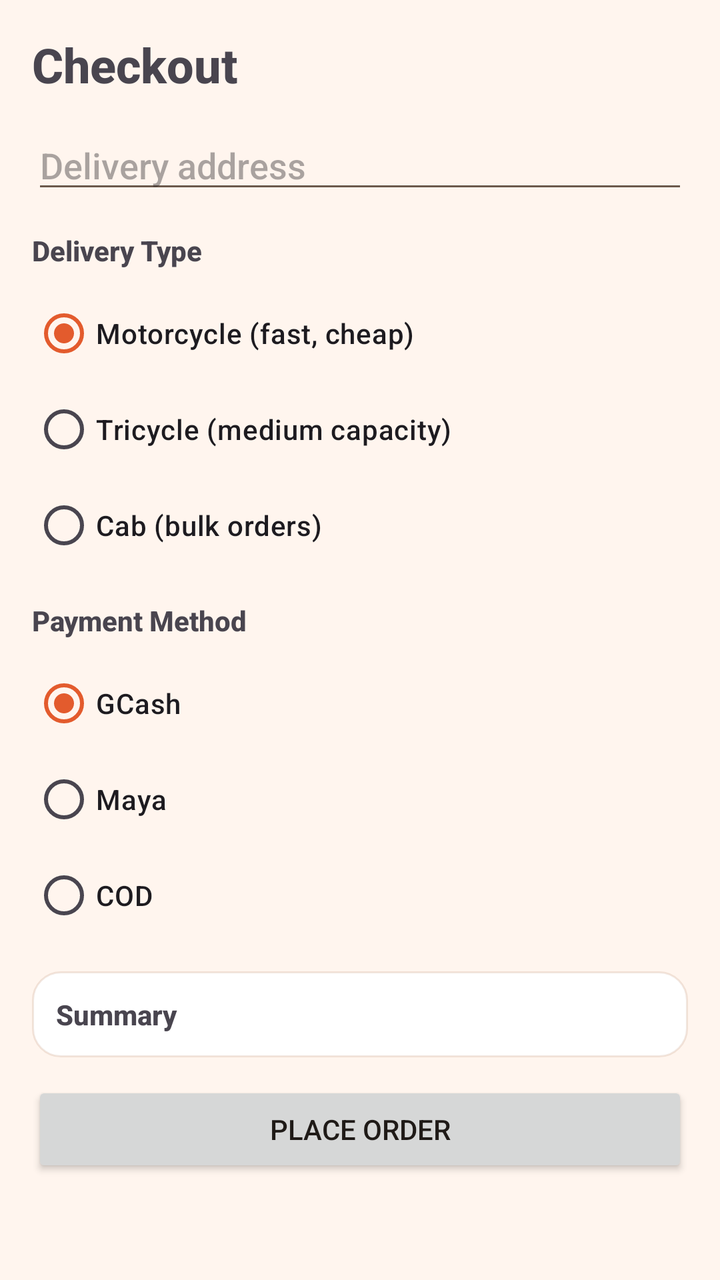
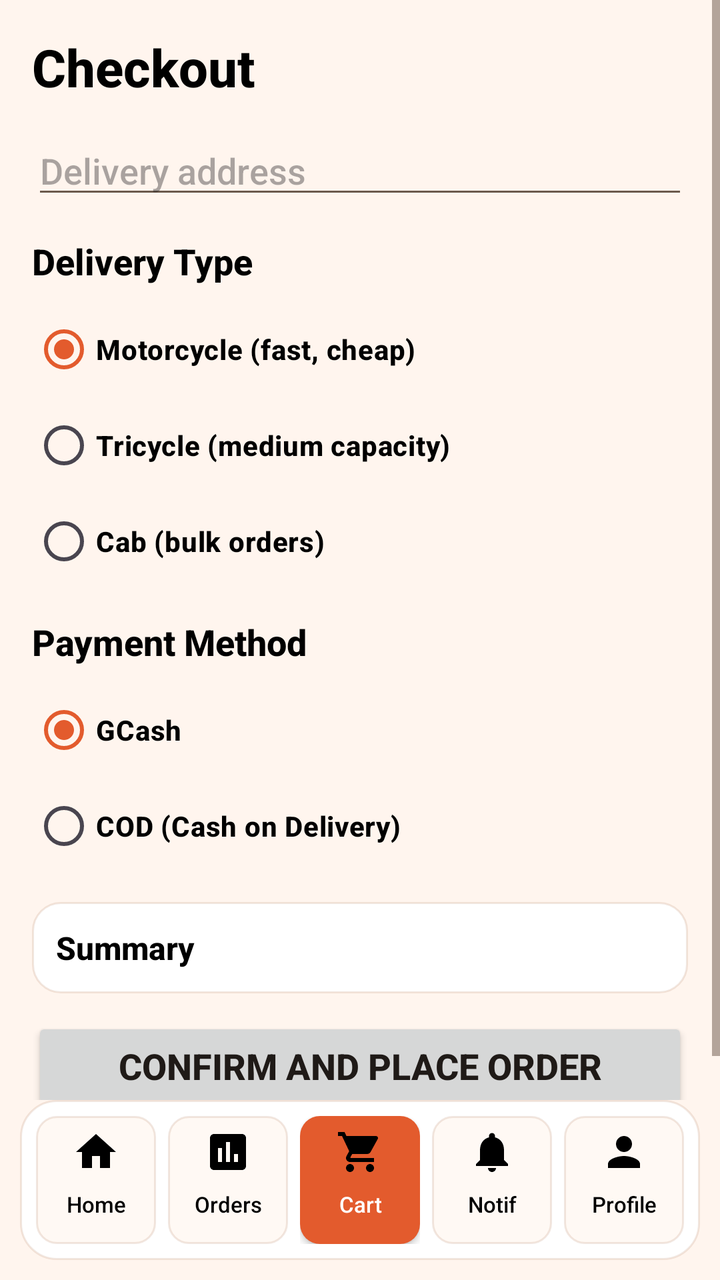

An Android layout rendered at two revisions. The XML below is the earlier revision; the diff shows what the commit changed to produce the second picture.
<!-- AndroidManifest.xml: application theme Theme.FOODDASH -->
<!-- res/layout/activity_checkout.xml -->
<?xml version="1.0" encoding="utf-8"?>
<ScrollView xmlns:android="http://schemas.android.com/apk/res/android"
    android:layout_width="match_parent"
    android:layout_height="match_parent"
    android:background="@color/light_faded_orange"
    android:fillViewport="true">

    <LinearLayout
        android:layout_width="match_parent"
        android:layout_height="wrap_content"
        android:orientation="vertical"
        android:padding="16dp">

        <TextView
            android:layout_width="wrap_content"
            android:layout_height="wrap_content"
            android:text="Checkout"
            android:textSize="24sp"
            android:textStyle="bold" />

        <EditText
            android:id="@+id/checkoutAddressEditText"
            android:layout_width="match_parent"
            android:layout_height="wrap_content"
            android:layout_marginTop="12dp"
            android:hint="Delivery address"
            android:inputType="textPostalAddress"
            android:minLines="2" />

        <TextView
            android:layout_width="wrap_content"
            android:layout_height="wrap_content"
            android:layout_marginTop="14dp"
            android:text="Delivery Type"
            android:textStyle="bold" />

        <RadioGroup
            android:id="@+id/checkoutVehicleRadioGroup"
            android:layout_width="match_parent"
            android:layout_height="wrap_content"
            android:layout_marginTop="8dp"
            android:orientation="vertical">

            <RadioButton
                android:id="@+id/checkoutRadioMotorcycle"
                android:layout_width="wrap_content"
                android:layout_height="wrap_content"
                android:checked="true"
                android:text="Motorcycle (fast, cheap)" />

            <RadioButton
                android:id="@+id/checkoutRadioTricycle"
                android:layout_width="wrap_content"
                android:layout_height="wrap_content"
                android:text="Tricycle (medium capacity)" />

            <RadioButton
                android:id="@+id/checkoutRadioCab"
                android:layout_width="wrap_content"
                android:layout_height="wrap_content"
                android:text="Cab (bulk orders)" />

        </RadioGroup>

        <TextView
            android:layout_width="wrap_content"
            android:layout_height="wrap_content"
            android:layout_marginTop="14dp"
            android:text="Payment Method"
            android:textStyle="bold" />

        <RadioGroup
            android:id="@+id/checkoutPaymentRadioGroup"
            android:layout_width="match_parent"
            android:layout_height="wrap_content"
            android:layout_marginTop="8dp"
            android:orientation="vertical">

            <RadioButton
                android:id="@+id/checkoutRadioGCash"
                android:layout_width="wrap_content"
                android:layout_height="wrap_content"
                android:checked="true"
                android:text="GCash" />

            <RadioButton
                android:id="@+id/checkoutRadioMaya"
                android:layout_width="wrap_content"
                android:layout_height="wrap_content"
                android:text="Maya" />

            <RadioButton
                android:id="@+id/checkoutRadioCod"
                android:layout_width="wrap_content"
                android:layout_height="wrap_content"
                android:text="COD" />
        </RadioGroup>

        <TextView
            android:id="@+id/checkoutSummaryTextView"
            android:layout_width="match_parent"
            android:layout_height="wrap_content"
            android:layout_marginTop="14dp"
            android:background="@drawable/view_border"
            android:padding="12dp"
            android:text="Summary"
            android:textStyle="bold" />

        <Button
            android:id="@+id/btnConfirmPlaceOrder"
            android:layout_width="match_parent"
            android:layout_height="wrap_content"
            android:layout_marginTop="12dp"
            android:text="Place Order" />

        <LinearLayout
            android:id="@+id/checkoutProcessingContainer"
            android:layout_width="match_parent"
            android:layout_height="wrap_content"
            android:layout_marginTop="8dp"
            android:gravity="center_vertical"
            android:orientation="horizontal"
            android:visibility="gone">

            <ProgressBar
                android:id="@+id/checkoutPaymentProgress"
                style="?android:attr/progressBarStyleSmall"
                android:layout_width="wrap_content"
                android:layout_height="wrap_content" />

            <TextView
                android:id="@+id/checkoutProcessingMessageTextView"
                android:layout_width="wrap_content"
                android:layout_height="wrap_content"
                android:layout_marginStart="8dp"
                android:text="Processing payment..."
                android:textStyle="bold" />
        </LinearLayout>

    </LinearLayout>
</ScrollView>
<!-- resources referenced by this layout -->
<resources>
  <color name="brand_primary">#E35B2D</color>
  <color name="white">#FFFFFFFF</color>
  <color name="faded_orange">#FFE8A871</color>
  <color name="brand_text">#1F1A17</color>
  <!-- unchanged entries left out for length: 13 -->
</resources>

<!-- the commit's change to res/layout/activity_checkout.xml (unified diff, before → after) -->
@@ -1,141 +1,311 @@
 <?xml version="1.0" encoding="utf-8"?>
-<ScrollView xmlns:android="http://schemas.android.com/apk/res/android"
+<androidx.constraintlayout.widget.ConstraintLayout xmlns:android="http://schemas.android.com/apk/res/android"
+    xmlns:app="http://schemas.android.com/apk/res-auto"
     android:layout_width="match_parent"
     android:layout_height="match_parent"
-    android:background="@color/light_faded_orange"
-    android:fillViewport="true">
-
-    <LinearLayout
-        android:layout_width="match_parent"
-        android:layout_height="wrap_content"
-        android:orientation="vertical"
-        android:padding="16dp">
-
-        <TextView
-            android:layout_width="wrap_content"
-            android:layout_height="wrap_content"
-            android:text="Checkout"
-            android:textSize="24sp"
-            android:textStyle="bold" />
-
-        <EditText
-            android:id="@+id/checkoutAddressEditText"
+    android:background="@color/light_faded_orange">
+
+    <ScrollView
+        android:layout_width="0dp"
+        android:layout_height="0dp"
+        android:fillViewport="true"
+        app:layout_constraintBottom_toTopOf="@+id/bottomNavLayout"
+        app:layout_constraintEnd_toEndOf="parent"
+        app:layout_constraintStart_toStartOf="parent"
+        app:layout_constraintTop_toTopOf="parent">
+
+        <LinearLayout
             android:layout_width="match_parent"
             android:layout_height="wrap_content"
-            android:layout_marginTop="12dp"
-            android:hint="Delivery address"
-            android:inputType="textPostalAddress"
-            android:minLines="2" />
-
-        <TextView
-            android:layout_width="wrap_content"
-            android:layout_height="wrap_content"
-            android:layout_marginTop="14dp"
-            android:text="Delivery Type"
-            android:textStyle="bold" />
-
-        <RadioGroup
-            android:id="@+id/checkoutVehicleRadioGroup"
-            android:layout_width="match_parent"
-            android:layout_height="wrap_content"
-            android:layout_marginTop="8dp"
-            android:orientation="vertical">
-
-            <RadioButton
-                android:id="@+id/checkoutRadioMotorcycle"
+            android:orientation="vertical"
+            android:padding="16dp">
+
+            <TextView
                 android:layout_width="wrap_content"
                 android:layout_height="wrap_content"
-                android:checked="true"
-                android:text="Motorcycle (fast, cheap)" />
-
-            <RadioButton
-                android:id="@+id/checkoutRadioTricycle"
+                android:text="Checkout"
+                android:textSize="26sp"
+                android:textStyle="bold"
+                android:textColor="@android:color/black" />
+
+            <EditText
+                android:id="@+id/checkoutAddressEditText"
+                android:layout_width="match_parent"
+                android:layout_height="wrap_content"
+                android:layout_marginTop="12dp"
+                android:hint="Delivery address"
+                android:inputType="textPostalAddress"
+                android:minLines="2" />
+
+            <TextView
                 android:layout_width="wrap_content"
                 android:layout_height="wrap_content"
-                android:text="Tricycle (medium capacity)" />
-
-            <RadioButton
-                android:id="@+id/checkoutRadioCab"
+                android:layout_marginTop="14dp"
+                android:text="Delivery Type"
+                android:textStyle="bold"
+                android:textColor="@android:color/black"
+                android:textSize="18sp" />
+
+            <RadioGroup
+                android:id="@+id/checkoutVehicleRadioGroup"
+                android:layout_width="match_parent"
+                android:layout_height="wrap_content"
+                android:layout_marginTop="8dp"
+                android:orientation="vertical">
+
+                    <RadioButton
+                    android:id="@+id/checkoutRadioMotorcycle"
+                    android:layout_width="wrap_content"
+                    android:layout_height="wrap_content"
+                    android:checked="true"
+                    android:text="Motorcycle (fast, cheap)"
+                    android:textStyle="bold"
+                    android:textColor="@android:color/black" />
+
+                <RadioButton
+                    android:id="@+id/checkoutRadioTricycle"
+                    android:layout_width="wrap_content"
+                    android:layout_height="wrap_content"
+                    android:text="Tricycle (medium capacity)"
+                    android:textStyle="bold"
+                    android:textColor="@android:color/black" />
+
+                <RadioButton
+                    android:id="@+id/checkoutRadioCab"
+                    android:layout_width="wrap_content"
+                    android:layout_height="wrap_content"
+                    android:text="Cab (bulk orders)"
+                    android:textStyle="bold"
+                    android:textColor="@android:color/black" />
+
+            </RadioGroup>
+
+            <TextView
                 android:layout_width="wrap_content"
                 android:layout_height="wrap_content"
-                android:text="Cab (bulk orders)" />
-
-        </RadioGroup>
-
-        <TextView
-            android:layout_width="wrap_content"
-            android:layout_height="wrap_content"
-            android:layout_marginTop="14dp"
-            android:text="Payment Method"
-            android:textStyle="bold" />
-
-        <RadioGroup
-            android:id="@+id/checkoutPaymentRadioGroup"
-            android:layout_width="match_parent"
-            android:layout_height="wrap_content"
-            android:layout_marginTop="8dp"
-            android:orientation="vertical">
-
-            <RadioButton
-                android:id="@+id/checkoutRadioGCash"
-                android:layout_width="wrap_content"
-                android:layout_height="wrap_content"
-                android:checked="true"
-                android:text="GCash" />
-
-            <RadioButton
-                android:id="@+id/checkoutRadioMaya"
-                android:layout_width="wrap_content"
-                android:layout_height="wrap_content"
-                android:text="Maya" />
-
-            <RadioButton
-                android:id="@+id/checkoutRadioCod"
-                android:layout_width="wrap_content"
-                android:layout_height="wrap_content"
-                android:text="COD" />
-        </RadioGroup>
-
-        <TextView
-            android:id="@+id/checkoutSummaryTextView"
-            android:layout_width="match_parent"
-            android:layout_height="wrap_content"
-            android:layout_marginTop="14dp"
-            android:background="@drawable/view_border"
-            android:padding="12dp"
-            android:text="Summary"
-            android:textStyle="bold" />
+                android:layout_marginTop="14dp"
+                android:text="Payment Method"
+                android:textStyle="bold"
+                android:textColor="@android:color/black"
+                android:textSize="18sp" />
+
+            <RadioGroup
+                android:id="@+id/checkoutPaymentRadioGroup"
+                android:layout_width="match_parent"
+                android:layout_height="wrap_content"
+                android:layout_marginTop="8dp"
+                android:orientation="vertical">
+
+                <RadioButton
+                    android:id="@+id/checkoutRadioGCash"
+                    android:layout_width="wrap_content"
+                    android:layout_height="wrap_content"
+                    android:checked="true"
+                    android:text="GCash"
+                    android:textStyle="bold"
+                    android:textColor="@android:color/black" />
+
+                <RadioButton
+                    android:id="@+id/checkoutRadioCod"
+                    android:layout_width="wrap_content"
+                    android:layout_height="wrap_content"
+                    android:text="COD (Cash on Delivery)"
+                    android:textStyle="bold"
+                    android:textColor="@android:color/black" />
+            </RadioGroup>
+
+            <TextView
+                android:id="@+id/checkoutSummaryTextView"
+                android:layout_width="match_parent"
+                android:layout_height="wrap_content"
+                android:layout_marginTop="14dp"
+                android:background="@drawable/view_border"
+                android:padding="12dp"
+                android:text="Summary"
+                android:textStyle="bold"
+                android:textColor="@android:color/black"
+                android:textSize="16sp" />
+
+            <Button
+                android:id="@+id/btnConfirmPlaceOrder"
+                android:layout_width="match_parent"
+                android:layout_height="wrap_content"
+                android:layout_marginTop="12dp"
+                android:text="Confirm and Place Order"
+                android:textStyle="bold"
+                android:textSize="18sp"
+                android:padding="12dp" />
+
+            <LinearLayout
+                android:id="@+id/checkoutProcessingContainer"
+                android:layout_width="match_parent"
+                android:layout_height="wrap_content"
+                android:layout_marginTop="8dp"
+                android:gravity="center_vertical"
+                android:orientation="horizontal"
+                android:visibility="gone">
+
+                <ProgressBar
+                    android:id="@+id/checkoutPaymentProgress"
+                    style="?android:attr/progressBarStyleSmall"
+                    android:layout_width="wrap_content"
+                    android:layout_height="wrap_content" />
+
+                <TextView
+                    android:id="@+id/checkoutProcessingMessageTextView"
+                    android:layout_width="wrap_content"
+                    android:layout_height="wrap_content"
+                    android:layout_marginStart="8dp"
+                    android:text="Processing payment..."
+                    android:textStyle="bold" />
+            </LinearLayout>
+
+        </LinearLayout>
+    </ScrollView>
+
+    <LinearLayout
+        android:id="@+id/bottomNavLayout"
+        android:layout_width="0dp"
+        android:layout_height="wrap_content"
+        android:layout_marginStart="10dp"
+        android:layout_marginEnd="10dp"
+        android:layout_marginBottom="10dp"
+        android:background="@drawable/bottom_nav_background"
+        android:elevation="4dp"
+        android:gravity="center"
+        android:orientation="horizontal"
+        android:padding="8dp"
+        android:minHeight="80dp"
+        app:layout_constraintBottom_toBottomOf="parent"
+        app:layout_constraintEnd_toEndOf="parent"
+        app:layout_constraintStart_toStartOf="parent">
 
         <Button
-            android:id="@+id/btnConfirmPlaceOrder"
-            android:layout_width="match_parent"
-            android:layout_height="wrap_content"
-            android:layout_marginTop="12dp"
-            android:text="Place Order" />
-
-        <LinearLayout
-            android:id="@+id/checkoutProcessingContainer"
-            android:layout_width="match_parent"
-            android:layout_height="wrap_content"
-            android:layout_marginTop="8dp"
-            android:gravity="center_vertical"
-            android:orientation="horizontal"
-            android:visibility="gone">
-
-            <ProgressBar
-                android:id="@+id/checkoutPaymentProgress"
-                style="?android:attr/progressBarStyleSmall"
-                android:layout_width="wrap_content"
-                android:layout_height="wrap_content" />
-
-            <TextView
-                android:id="@+id/checkoutProcessingMessageTextView"
-                android:layout_width="wrap_content"
-                android:layout_height="wrap_content"
-                android:layout_marginStart="8dp"
-                android:text="Processing payment..."
-                android:textStyle="bold" />
-        </LinearLayout>
+            android:id="@+id/tabHomeButton"
+            android:layout_width="0dp"
+            android:layout_height="match_parent"
+            android:layout_marginEnd="6dp"
+            android:background="@drawable/bottom_nav_tab_unselected"
+            android:fontFamily="sans-serif-medium"
+            android:layout_weight="1"
+            android:minHeight="64dp"
+            android:padding="6dp"
+            android:text="Home"
+            android:drawableTop="@drawable/ic_home"
+            android:textAllCaps="false"
+            android:textColor="@color/black"
+            android:textSize="11sp"
+            android:gravity="center" />
+
+        <Button
+            android:id="@+id/tabOrdersButton"
+            android:layout_width="0dp"
+            android:layout_height="match_parent"
+            android:layout_marginEnd="6dp"
+            android:background="@drawable/bottom_nav_tab_unselected"
+            android:fontFamily="sans-serif-medium"
+            android:layout_weight="1"
+            android:minHeight="64dp"
+            android:padding="6dp"
+            android:text="Orders"
+            android:drawableTop="@drawable/ic_orders"
+            android:textAllCaps="false"
+            android:textColor="@color/black"
+            android:textSize="11sp"
+            android:gravity="center" />
+
+        <FrameLayout
+            android:id="@+id/tabCartContainer"
+            android:layout_width="0dp"
+            android:layout_height="match_parent"
+            android:layout_marginEnd="6dp"
+            android:layout_weight="1">
+
+            <Button
+                android:id="@+id/tabCartButton"
+                android:layout_width="match_parent"
+                android:layout_height="match_parent"
+                android:background="@drawable/bottom_nav_tab_selected"
+                android:fontFamily="sans-serif-medium"
+                android:minHeight="64dp"
+                android:padding="6dp"
+                android:text="Cart"
+                android:drawableTop="@drawable/ic_shopping_cart"
+                android:textAllCaps="false"
+                android:textColor="@color/white"
+                android:textSize="11sp"
+                android:gravity="center" />
+
+            <TextView
+                android:id="@+id/tabCartBadgeTextView"
+                android:layout_width="18dp"
+                android:layout_height="18dp"
+                android:layout_gravity="end|top"
+                android:layout_marginEnd="-2dp"
+                android:layout_marginTop="-2dp"
+                android:background="@drawable/cart_badge_background"
+                android:gravity="center"
+                android:text="0"
+                android:textColor="@color/white"
+                android:textSize="10sp"
+                android:textStyle="bold"
+                android:visibility="gone" />
+        </FrameLayout>
+
+        <FrameLayout
+            android:id="@+id/tabNotificationsContainer"
+            android:layout_width="0dp"
+            android:layout_height="match_parent"
+            android:layout_marginEnd="6dp"
+            android:layout_weight="1">
+
+            <Button
+                android:id="@+id/tabNotificationsButton"
+                android:layout_width="match_parent"
+                android:layout_height="match_parent"
+                android:background="@drawable/bottom_nav_tab_unselected"
+                android:drawableTop="@drawable/ic_notifications"
+                android:fontFamily="sans-serif-medium"
+                android:gravity="center"
+                android:minHeight="64dp"
+                android:padding="6dp"
+                android:text="Notif"
+                android:textAllCaps="false"
+                android:textColor="@color/black"
+                android:textSize="11sp" />
+
+            <TextView
+                android:id="@+id/tabNotificationsBadgeTextView"
+                android:layout_width="18dp"
+                android:layout_height="18dp"
+                android:layout_gravity="end|top"
+                android:layout_marginTop="-2dp"
+                android:layout_marginEnd="-2dp"
+                android:background="@drawable/cart_badge_background"
+                android:gravity="center"
+                android:text="0"
+                android:textColor="@color/white"
+                android:textSize="10sp"
+                android:textStyle="bold"
+                android:visibility="gone" />
+        </FrameLayout>
+
+        <Button
+            android:id="@+id/tabProfileButton"
+            android:layout_width="0dp"
+            android:layout_height="match_parent"
+            android:background="@drawable/bottom_nav_tab_unselected"
+            android:fontFamily="sans-serif-medium"
+            android:layout_weight="1"
+            android:minHeight="64dp"
+            android:padding="6dp"
+            android:text="Profile"
+            android:drawableTop="@drawable/ic_profile"
+            android:textAllCaps="false"
+            android:textColor="@color/black"
+            android:textSize="11sp"
+            android:gravity="center" />
 
     </LinearLayout>
-</ScrollView>
+
+</androidx.constraintlayout.widget.ConstraintLayout>
<!-- resource entries referenced after the edit -->
@@ -1,7 +1,92 @@
 <!-- resources referenced by this layout -->
 <resources>
+  <color name="black">#FF000000</color>
   <color name="brand_primary">#E35B2D</color>
+  <color name="brand_badge">#D9412E</color>
   <color name="white">#FFFFFFFF</color>
+  <!-- drawable bottom_nav_background (drawable) -->
+  <?xml version="1.0" encoding="utf-8"?>
+  <shape xmlns:android="http://schemas.android.com/apk/res/android"
+      android:shape="rectangle">
+      <solid android:color="@color/brand_surface" />
+      <stroke
+          android:width="1dp"
+          android:color="@color/brand_border" />
+      <corners android:radius="18dp" />
+  </shape>
+  <!-- drawable bottom_nav_tab_selected (drawable) -->
+  <?xml version="1.0" encoding="utf-8"?>
+  <shape xmlns:android="http://schemas.android.com/apk/res/android"
+      android:shape="rectangle">
+      <solid android:color="@color/brand_primary" />
+      <corners android:radius="10dp" />
+  </shape>
+  <!-- drawable bottom_nav_tab_unselected (drawable) -->
+  <?xml version="1.0" encoding="utf-8"?>
+  <shape xmlns:android="http://schemas.android.com/apk/res/android"
+      android:shape="rectangle">
+      <solid android:color="@color/brand_surface_soft" />
+      <stroke
+          android:width="1dp"
+          android:color="@color/brand_border" />
+      <corners android:radius="10dp" />
+  </shape>
+  <!-- drawable cart_badge_background (drawable) -->
+  <?xml version="1.0" encoding="utf-8"?>
+  <shape xmlns:android="http://schemas.android.com/apk/res/android"
+      android:shape="oval">
+      <solid android:color="@color/brand_badge" />
+  </shape>
+  <!-- drawable ic_home (drawable) -->
+  <vector xmlns:android="http://schemas.android.com/apk/res/android"
+      android:width="24dp"
+      android:height="24dp"
+      android:viewportWidth="24"
+      android:viewportHeight="24">
+      <path
+          android:fillColor="#000000"
+          android:pathData="M10,20v-6h4v6h5v-8h3L12,3 2,12h3v8z" />
+  </vector>
+  <!-- drawable ic_notifications (drawable) -->
+  <vector xmlns:android="http://schemas.android.com/apk/res/android"
+      android:width="24dp"
+      android:height="24dp"
+      android:viewportWidth="24"
+      android:viewportHeight="24">
+      <path
+          android:fillColor="#000000"
+          android:pathData="M12,22c1.1,0 2,-0.9 2,-2h-4c0,1.1 0.89,2 2,2zM18,16v-5c0,-3.07 -1.64,-5.64 -4.5,-6.32V4c0,-0.83 -0.67,-1.5 -1.5,-1.5s-1.5,0.67 -1.5,1.5v0.68C7.64,5.36 6,7.92 6,11v5l-2,2v1h16v-1l-2,-2z" />
+  </vector>
+  <!-- drawable ic_orders (drawable) -->
+  <vector xmlns:android="http://schemas.android.com/apk/res/android"
+      android:width="24dp"
+      android:height="24dp"
+      android:viewportWidth="24"
+      android:viewportHeight="24">
+      <path
+          android:fillColor="#000000"
+          android:pathData="M19,3H5C3.9,3 3,3.9 3,5v14c0,1.1 0.9,2 2,2h14c1.1,0 2,-0.9 2,-2V5C21,3.9 20.1,3 19,3zM9,17H7v-7h2V17zM13,17h-2V7h2V17zM17,17h-2v-4h2V17z" />
+  </vector>
+  <!-- drawable ic_profile (drawable) -->
+  <vector xmlns:android="http://schemas.android.com/apk/res/android"
+      android:width="24dp"
+      android:height="24dp"
+      android:viewportWidth="24"
+      android:viewportHeight="24">
+      <path
+          android:fillColor="#000000"
+          android:pathData="M12,12c2.21,0 4,-1.79 4,-4s-1.79,-4 -4,-4 -4,1.79 -4,4 1.79,4 4,4zM12,14c-2.67,0 -8,1.34 -8,4v2h16v-2c0,-2.66 -5.33,-4 -8,-4z" />
+  </vector>
+  <!-- drawable ic_shopping_cart (drawable) -->
+  <vector xmlns:android="http://schemas.android.com/apk/res/android"
+      android:width="24dp"
+      android:height="24dp"
+      android:viewportWidth="24"
+      android:viewportHeight="24">
+      <path
+          android:fillColor="#000000"
+          android:pathData="M7,18c-1.1,0 -1.99,0.9 -1.99,2S5.9,22 7,22s2,-0.9 2,-2s-0.9,-2 -2,-2zM1,2v2h2l3.6,7.59 -1.35,2.45c-0.16,0.28 -0.25,0.61 -0.25,0.96 0,1.1 0.9,2 2,2h12v-2H7.42c-0.14,0 -0.25,-0.11 -0.25,-0.25l0.03,-0.12 0.9,-1.63h7.45c0.75,0 1.41,-0.41 1.75,-1.03l3.58,-6.49c0.08,-0.14 0.12,-0.31 0.12,-0.48 0,-0.55 -0.45,-1 -1,-1H5.21l-0.94,-2H1zM17,18c-1.1,0 -1.99,0.9 -1.99,2s0.89,2 1.99,2 2,-0.9 2,-2 -0.9,-2 -2,-2z" />
+  </vector>
   <color name="faded_orange">#FFE8A871</color>
   <color name="brand_text">#1F1A17</color>
   <!-- unchanged entries left out for length: 13 -->
